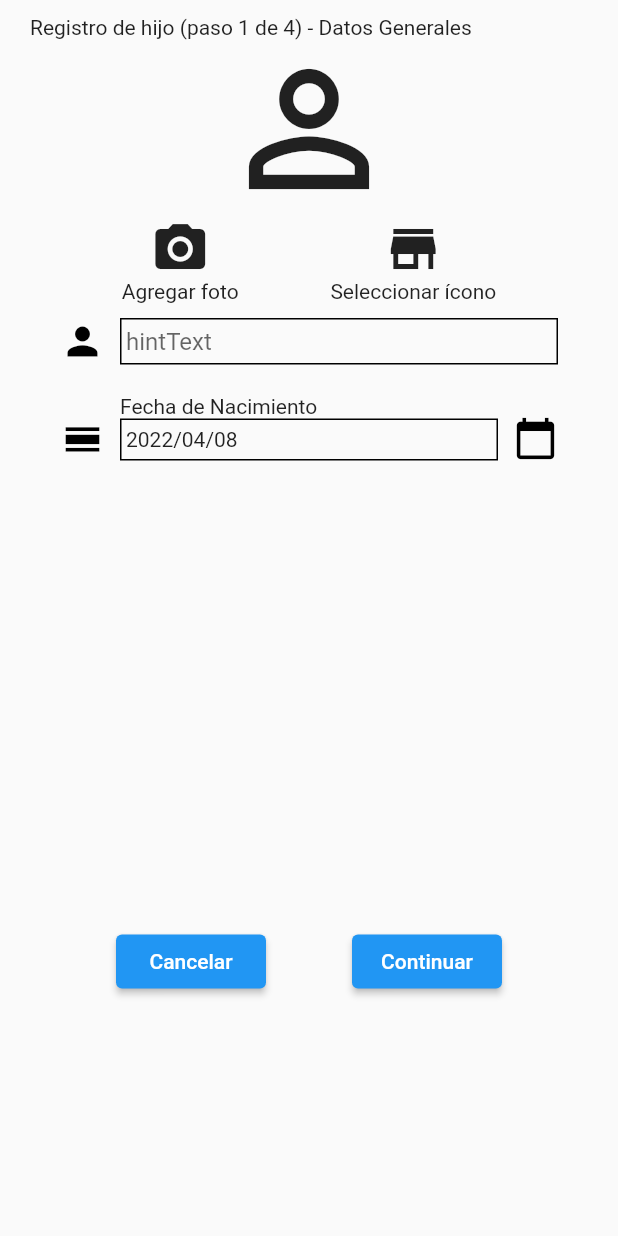
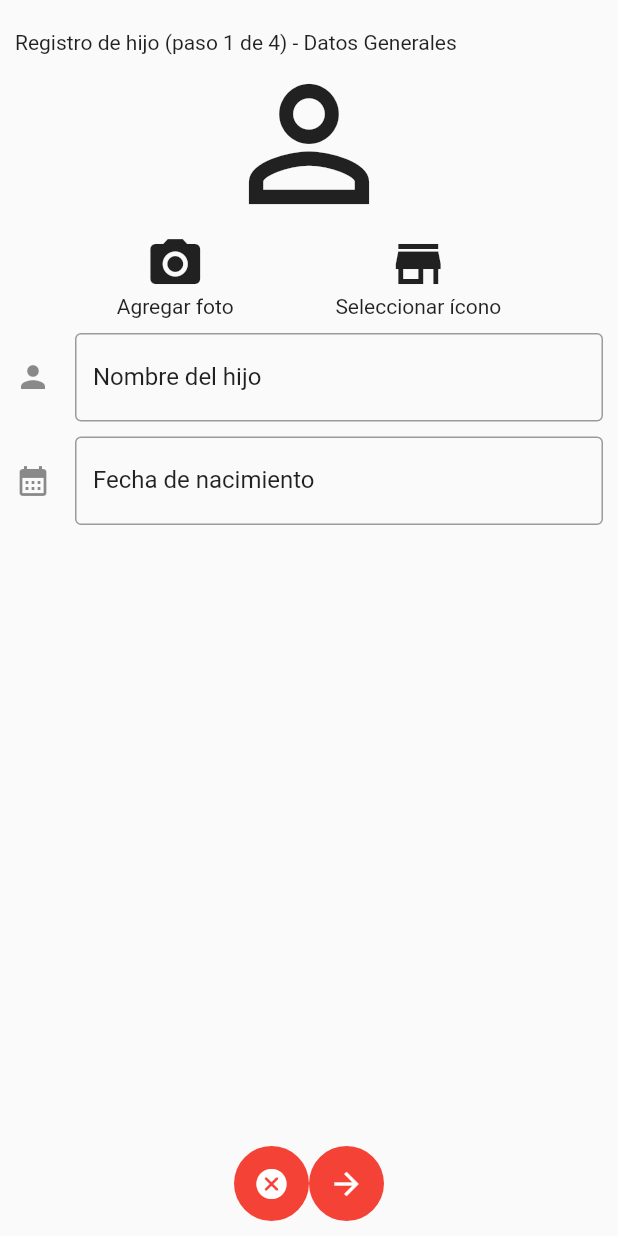
Before and after one commit to LinoMacKay/WeatherProject, a Flutter app: the ChildrenCreateView screen opened by its route, on a phone screen of 412 x 824 dp. Run offline on Flutter 3.47's test engine with Material 2 defaults, Android fonts, the phone set to English and light mode, and no system bars; our stand-ins replace auto_route, rxdart.

```diff
--- a/lib/core/bloc/createChildBloc.dart
+++ b/lib/core/bloc/createChildBloc.dart
@@ -3,15 +3,22 @@ import 'package:rxdart/rxdart.dart';
 
 class CreateChildBloc with Validators {
   BehaviorSubject<String> _nameController = BehaviorSubject<String>();
+  BehaviorSubject<String> _dateController = BehaviorSubject<String>();
 
   Stream<String> get nameStream =>
       _nameController.stream.transform(validateName);
 
+  Stream<String> get dateStream =>
+      _dateController.stream.transform(validateBirthDate);
+
   Function(String) get changeName => _nameController.sink.add;
+  Function(String) get changeDate => _dateController.sink.add;
 
   String get name => _nameController.value;
+  String get date => _dateController.value;
 
   dispose() {
+    _dateController.close();
     _nameController.close();
   }
 }
--- a/lib/views/children/create/children_create_view.dart
+++ b/lib/views/children/create/children_create_view.dart
@@ -1,4 +1,5 @@
 import 'package:flutter/material.dart';
+import 'package:my_project/core/bloc/createChildBloc.dart';
 import 'package:my_project/data/viewmodels/create_children_quote.dart';
 import 'package:my_project/data/viewmodels/fototipo_option.dart';
 import 'package:my_project/helper/ui/ui_library.dart';
@@ -17,6 +18,7 @@ class ChildrenCreateView extends StatefulWidget {
 
 class _ChildrenCreateViewState extends State<ChildrenCreateView> {
   final pageOneForm = ChildrenCreatePageOneForm();
+  CreateChildBloc createChildBloc = CreateChildBloc();
   var _currentPageIndex = 0;
   final quotesSelected = <QuoteOption?>[null, null, null, null];
   final fototipoOptionViewmodel = FototipoOptionViewmodel();
@@ -26,6 +28,7 @@ class _ChildrenCreateViewState extends State<ChildrenCreateView> {
       case 0:
         return ChildrenCreatePageOne(
           form: pageOneForm,
+          bloc: createChildBloc,
           onContinue: () => setState(() {
             _currentPageIndex++;
           }),
@@ -69,10 +72,14 @@ class _ChildrenCreateViewState extends State<ChildrenCreateView> {
 
   @override
   Widget build(BuildContext context) {
+    var screenWidth = MediaQuery.of(context).size.width;
+    var screenHeight = MediaQuery.of(context).size.height;
     return Scaffold(
-      body: SingleChildScrollView(
+      body: Container(
+        width: screenWidth,
+        height: screenHeight,
         child: Padding(
-          padding: const EdgeInsets.symmetric(horizontal: 10),
+          padding: const EdgeInsets.all(10),
           child: _currentPage(_currentPageIndex),
         ),
       ),
--- a/lib/views/children/create/pages/page_one/children_create_page_one.dart
+++ b/lib/views/children/create/pages/page_one/children_create_page_one.dart
@@ -1,4 +1,5 @@
 import 'package:flutter/material.dart';
+import 'package:my_project/core/bloc/createChildBloc.dart';
 import 'package:my_project/helper/ui/ui_library.dart';
 import 'package:my_project/utils/Utils.dart';
 import 'package:my_project/views/children/create/pages/page_one/children_create_page_one_form.dart';
@@ -6,14 +7,14 @@ import 'package:my_project/views/children/create/pages/page_one/children_create_
 class ChildrenCreatePageOne extends StatelessWidget {
   final ChildrenCreatePageOneForm form;
   final VoidCallback? onContinue;
-  const ChildrenCreatePageOne({Key? key, required this.form, this.onContinue})
+  final CreateChildBloc? bloc;
+  const ChildrenCreatePageOne(
+      {Key? key, required this.form, this.onContinue, this.bloc})
       : super(key: key);
 
   @override
   Widget build(BuildContext context) {
-    return Padding(
-      padding: const EdgeInsets.symmetric(horizontal: 10),
-      child: Column(
+    return Column(
       children: <Widget>[
         const SizedBox(height: 10),
         const Align(
@@ -38,34 +39,104 @@ class ChildrenCreatePageOne extends StatelessWidget {
             ),
           ],
         ),
-          AppTextForm(
-            controller: form.nameController,
-            focusNode: form.nameFocusNode,
-            style: const TextStyle(),
-            preffix: Icons.person,
+        const SizedBox(height: 10),
+        StreamBuilder(
+            stream: bloc?.nameStream,
+            builder: (context, snapshot) {
+              return TextFormField(
+                //     key: Key(widget.user.lastName),
+                onChanged: (val) => bloc!.changeName(val),
+                style: TextStyle(
+                    color: Theme.of(context).textTheme.bodyText1!.color),
+                //readOnly: !isEditable,
+                textInputAction: TextInputAction.next,
+                onSaved: (value) {
+                  // _updateDto.lastName = value;
+                },
+                validator: (value) {
+                  if (value!.isEmpty) {
+                    return "Por favor ingrese el nombre de su hijo";
+                  }
+                },
+                decoration: InputDecoration(
+                    icon: Icon(Icons.person),
+                    errorText:
+                        snapshot.hasError ? snapshot.error.toString() : null,
+                    border: OutlineInputBorder(
+                      borderSide: BorderSide(width: 1, color: Colors.black),
                     ),
-          AppDateForm(
-            preffix: Icons.calendar_view_day,
-            suffix: Icons.calendar_today,
-            controller: form.dateTimeController,
-            label: 'Fecha de Nacimiento',
-            style: const TextStyle(),
+                    labelText: 'Nombre del hijo',
+                    labelStyle: TextStyle(
+                        color: Theme.of(context).textTheme.bodyText1!.color)),
+              );
+            }),
+        SizedBox(
+          height: 10,
         ),
-          const SizedBox(height: 300),
+        StreamBuilder(
+            stream: bloc?.dateStream,
+            builder: (context, snapshot) {
+              return TextFormField(
+                //     key: Key(widget.user.lastName),
+                onChanged: (val) => bloc!.changeDate(val),
+                style: TextStyle(
+                    color: Theme.of(context).textTheme.bodyText1!.color),
+                //readOnly: !isEditable,
+                textInputAction: TextInputAction.next,
+                onSaved: (value) {
+                  // _updateDto.lastName = value;
+                },
+                validator: (value) {
+                  if (value!.isEmpty) {
+                    return "Por favor ingrese el nombre de su hijo";
+                  }
+                },
+                decoration: InputDecoration(
+                    icon: Icon(Icons.calendar_month),
+                    errorText:
+                        snapshot.hasError ? snapshot.error.toString() : null,
+                    border: OutlineInputBorder(
+                      borderSide: BorderSide(width: 1, color: Colors.black),
+                    ),
+                    labelText: 'Fecha de nacimiento',
+                    labelStyle: TextStyle(
+                        color: Theme.of(context).textTheme.bodyText1!.color)),
+              );
+            }),
+        Expanded(child: SizedBox()),
         Row(
-            mainAxisAlignment: MainAxisAlignment.spaceEvenly,
-            children: <Widget>[
-              AppButton(
+          mainAxisAlignment: MainAxisAlignment.center,
+          children: [
+            Ink(
+              height: 50,
+              width: 50,
+              decoration: ShapeDecoration(
+                color: Colors.red,
+                shape: CircleBorder(),
+              ),
+              child: IconButton(
+                icon: Icon(Icons.cancel_rounded),
+                color: Colors.white,
                 onPressed: () {
                   Utils.homeNavigator.currentState!.pop();
                 },
-                  text: 'Cancelar',
-                  width: 100),
-              AppButton(onPressed: onContinue, text: 'Continuar', width: 100),
-            ],
+              ),
+            ),
+            Ink(
+              height: 50,
+              width: 50,
+              decoration: ShapeDecoration(
+                color: Colors.red,
+                shape: CircleBorder(),
+              ),
+              child: IconButton(
+                  icon: Icon(Icons.arrow_forward),
+                  color: Colors.white,
+                  onPressed: onContinue),
             ),
           ],
-      ),
+        )
+      ],
     );
   }
 }
```
Also changed, not shown: pubspec.lock. Lines whose indentation alone changed are shown as unchanged.
